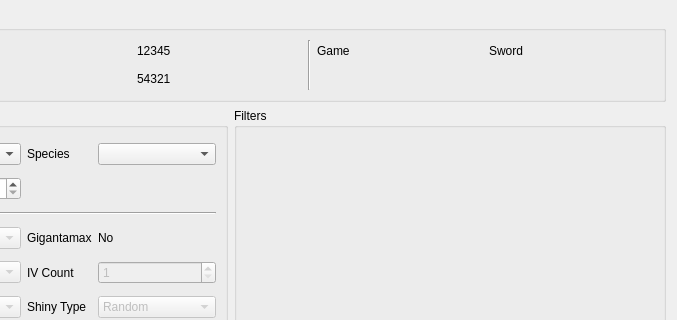
Old version of the form Source/Form/Gen8/Raids.ui in the repository Admiral-Fish/PokeFinder; both pictures show x 401 to 1078 and y 0 to 320 of the 1078 by 597 pixel window.
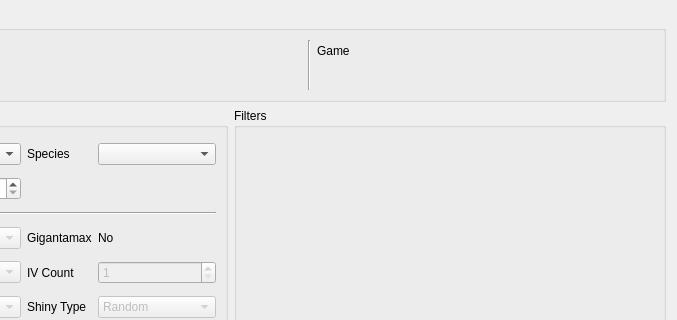
New version of the form. Custom widgets are drawn as their Qt base class.

```diff
--- a/Source/Form/Gen8/Raids.ui
+++ b/Source/Form/Gen8/Raids.ui
@@ -405,11 +405,7 @@
      </property>
      <layout class="QGridLayout" name="gridLayout_5">
       <item row="1" column="3">
-       <widget class="QLabel" name="labelProfileSIDValue">
-        <property name="text">
-         <string notr="true">54321</string>
-        </property>
-       </widget>
+       <widget class="QLabel" name="labelProfileSIDValue"/>
       </item>
       <item row="1" column="2">
        <widget class="QLabel" name="labelProfileSID">
@@ -436,11 +432,7 @@
        </widget>
       </item>
       <item row="0" column="3">
-       <widget class="QLabel" name="labelProfileTIDValue">
-        <property name="text">
-         <string notr="true">12345</string>
-        </property>
-       </widget>
+       <widget class="QLabel" name="labelProfileTIDValue"/>
       </item>
       <item row="0" column="2">
        <widget class="QLabel" name="labelProfileTID">
@@ -450,11 +442,7 @@
        </widget>
       </item>
       <item row="0" column="6">
-       <widget class="QLabel" name="labelProfileGameValue">
-        <property name="text">
-         <string>Sword</string>
-        </property>
-       </widget>
+       <widget class="QLabel" name="labelProfileGameValue"/>
       </item>
       <item row="1" column="1">
        <widget class="QPushButton" name="pushButtonProfileManager">
```
